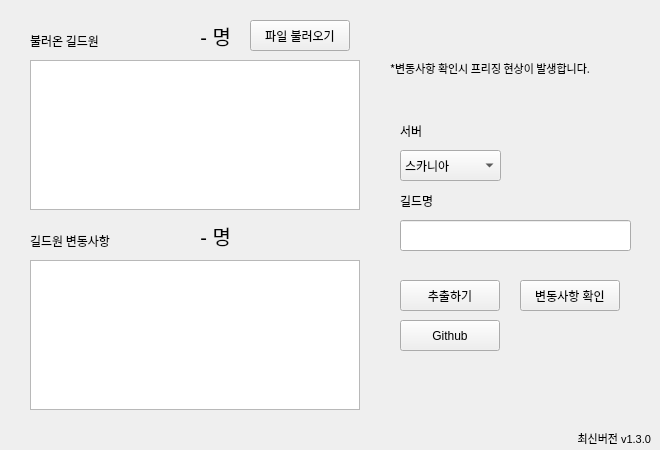
Old version of the form ui/main.ui in the repository memoday/guildChecker2.
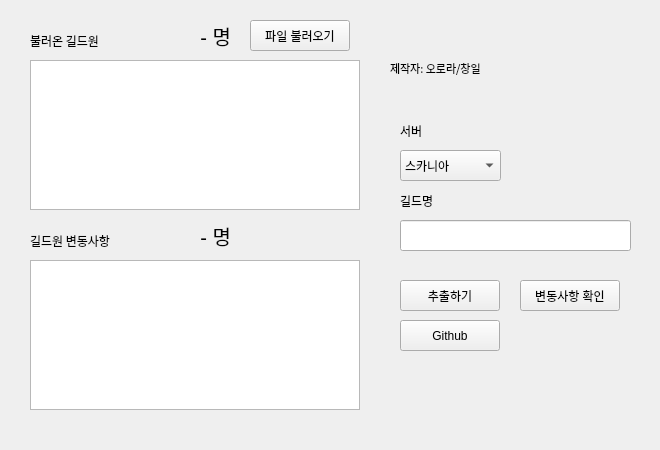
New version of the form.

Diff of the .ui file:
```diff
--- a/ui/main.ui
+++ b/ui/main.ui
@@ -365,12 +365,12 @@
    </property>
    <property name="font">
     <font>
-     <family>굴림</family>
+     <family>맑은 고딕</family>
      <pointsize>8</pointsize>
     </font>
    </property>
    <property name="text">
-    <string>*변동사항 확인시 프리징 현상이 발생합니다.</string>
+    <string>제작자: 오로라/창일</string>
    </property>
   </widget>
   <widget class="QPushButton" name="btn_github">
@@ -389,31 +389,6 @@
     <string>Github</string>
    </property>
   </widget>
-  <widget class="QLabel" name="label_latestVersion">
-   <property name="geometry">
-    <rect>
-     <x>530</x>
-     <y>430</y>
-     <width>121</width>
-     <height>16</height>
-    </rect>
-   </property>
-   <property name="font">
-    <font>
-     <family>Arial</family>
-     <pointsize>8</pointsize>
-    </font>
-   </property>
-   <property name="layoutDirection">
-    <enum>Qt::LeftToRight</enum>
-   </property>
-   <property name="text">
-    <string>최신버전 v1.3.0</string>
-   </property>
-   <property name="alignment">
-    <set>Qt::AlignRight|Qt::AlignTrailing|Qt::AlignVCenter</set>
-   </property>
-  </widget>
  </widget>
  <resources/>
  <connections/>
```
Left out of the diff: 11 changed lines with no effect on the pictures.
